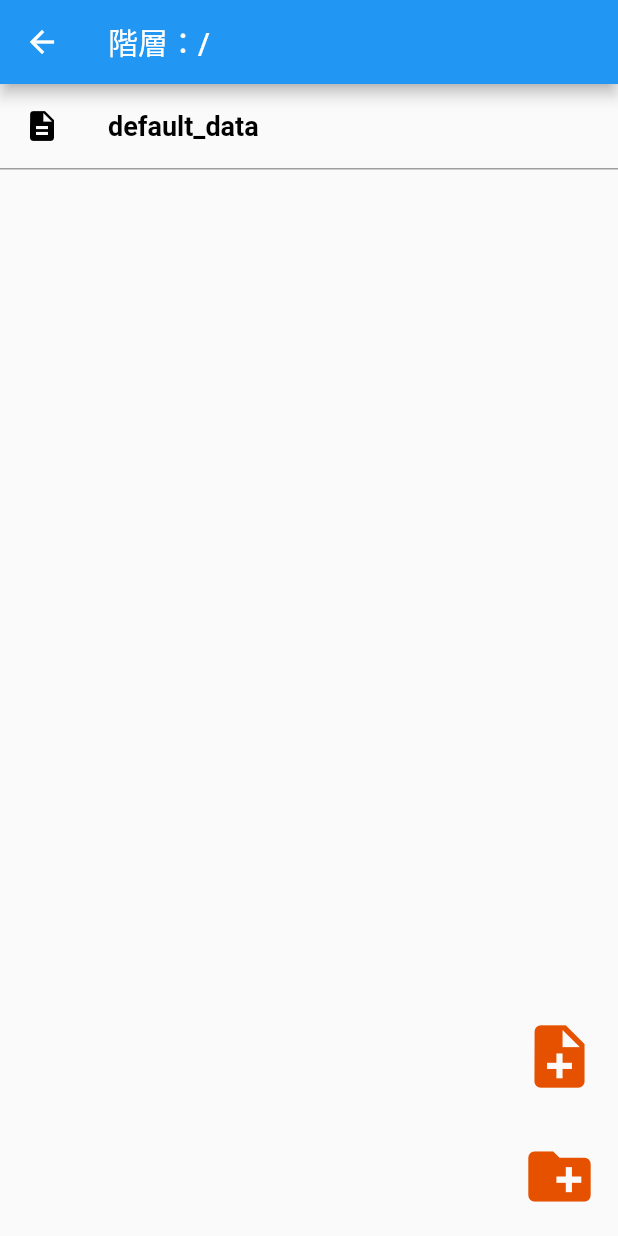
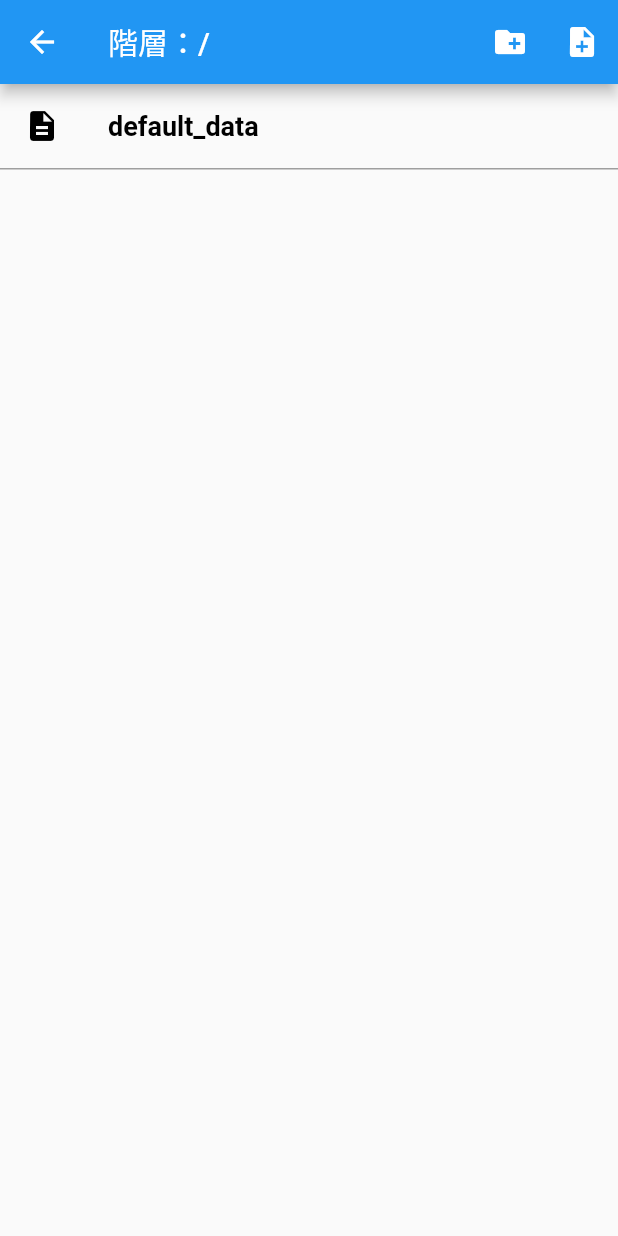
Before and after one commit to frchick/tatsumao, a Flutter app: the FilesPage screen opened directly, on a phone screen of 412 x 824 dp. Run offline on Flutter 3.47's test engine with Material 2 defaults, Android fonts, the phone set to English and light mode, and no system bars; our stand-ins replace firebase_core, firebase_database, flutter_map, latlong2; missing offline and left inert: file_selector; accounts and stored records are empty; statements that could not run were skipped.

Commit message:
ファイル一覧のボタンUI類を整理。

```diff
--- a/lib/file_tree.dart
+++ b/lib/file_tree.dart
@@ -407,83 +407,89 @@ class FilesPageState extends State<FilesPage>
 
   @override
   Widget build(BuildContext context) {
-    // カレントディレクトリのファイル/ディレクトリを表示
-    final int stackDepth = _directoryStack.length;
-    final List<FileItem>? currentDir = getCurrentDir();
-
+    final List<FileItem> currentDir = getCurrentDir();
     return Scaffold(
       appBar: AppBar(
         title: Text("階層：" + getCurrentPath()),
+        actions: [
+          // (左)フォルダ作成ボタン
+          IconButton(
+            icon: Icon(Icons.create_new_folder),
+            onPressed:() async {
+              createNewFolderSub(context);
+            },
           ),
-      body: Stack(children: [
-        // ファイル/フォルダー一覧
-        ListView.builder(
-          itemCount: currentDir!.length,
+          // (右)ファイル作成ボタン
+          IconButton(
+            icon: Icon(Icons.note_add),
+            onPressed:() async {
+              createNewFileSub(context);
+            },
+          ),
+        ],
+      ),
+      // カレントディレクトリのファイル/ディレクトリを表示
+      body: ListView.builder(
+        itemCount: currentDir.length,
         itemBuilder: (context, index){
+          return _menuItem(context, index);
+        }
+      ),
+    );
+  }
+
+  // ファイル一覧アイテムの作成
+  Widget _menuItem(BuildContext context, int index) {
     // アイコンを選択
+    final int stackDepth = _directoryStack.length;
+    final List<FileItem> currentDir = getCurrentDir();
     var file = currentDir[index];
     IconData icon;
     late String name;
+    bool goParentDir;
     if((1 < stackDepth) && (index == 0)){
       //「上階層に戻る」
+      goParentDir = true;
       name = "上階層に戻る";
       icon = Icons.drive_file_move_rtl;
     }else{
       // ファイルかフォルダ
+      goParentDir = false;
       name = file.name;
       icon = (file.child == null)? Icons.description: Icons.folder;
     }
-            return _menuItem(context, index, name, Icon(icon));
-          }
-        ),
 
-        // ファイル/フォルダー追加ボタン
-        Align(
-          // 画面右下に配置
-          alignment: Alignment(1.0, 1.0),
-          child: Column(
-            mainAxisAlignment: MainAxisAlignment.end,
-            children: [
-            // ファイル作成ボタン
-              ElevatedButton(
-                child: Icon(Icons.note_add, size: 50),
-                style: _appIconButtonStyle,
-                onPressed: () {
-                  createNewFileSub(context);
-                },
-              ),
-              // フォルダ作成ボタン
-              ElevatedButton(
-                child: Icon(Icons.create_new_folder, size: 50),
-                style: _appIconButtonStyle,
-                onPressed: () {
-                  createNewFolderSub(context);
-                },
-              )
-            ]
-          ),
-        ),
-      ])
-    );
-  }
-
-  // ファイル一覧アイテムの作成
-  Widget _menuItem(BuildContext context, int index, String text, Icon icon) {
     // 現在開いているファイルとその途中のフォルダは、強調表示する。
-    final List<FileItem> currentDir = getCurrentDir();
     final String fullPath = getCurrentPath() + currentDir[index].name;
     final bool isCurrentFile = (_currentFilePath.indexOf(fullPath) == 0);
+
+    // 「上階層に戻る」と、現在開いているファイルの途中は、削除アイコン表示しない。
+    final bool showDeleteIcon = !(goParentDir || isCurrentFile);
 
     return Container(
       // ファイル間の境界線
       decoration: BoxDecoration(border:_borderStyle),
       // アイコンとファイル名
       child:ListTile(
-        leading: icon,
+        // (左側)ファイル/フォルダーアイコン
+        leading: Icon(icon),
         iconColor: (isCurrentFile? Colors.black: null),
-        title: Text(text,
+
+        // ファイル名
+        title: Text(name,
           style: (isCurrentFile? _textStyleBold: _textStyle),
         ),
+
+        // (右側)削除ボタン
+        trailing: !showDeleteIcon? null: IconButton(
+          icon: Icon(Icons.delete),
+          onPressed:() {
+            deleteFileSub(context, currentDir[index]).then((_){
+              setState((){});
+            });
+          },
+        ),
+
         // タップでファイルを切り替え
         onTap: () {
           if(currentDir[index].isFile()){
@@ -501,12 +507,6 @@ class FilesPageState extends State<FilesPage>
             });
           }
         },
-        // 長押しで削除
-        onLongPress: () {
-          deleteFileSub(context, currentDir[index]).then((_){
-            setState((){});
-          });
-        }
       ),
     );
   }
@@ -562,7 +562,8 @@ class FilesPageState extends State<FilesPage>
   {
     // ファイル削除ダイアログ
     final String typeText = item.isFile()? "ファイル": "フォルダ";
-    bool? ok = await showOkCancelDialog(context, text:typeText + "を削除しますか？");
+    final String message = typeText + "「" + item.name + "」を削除しますか？";
+    bool? ok = await showOkCancelDialog(context, text:message);
     if((ok != null)? !ok: true) return;
 
     // 削除処理
```
Lines whose indentation alone changed are shown as unchanged.
